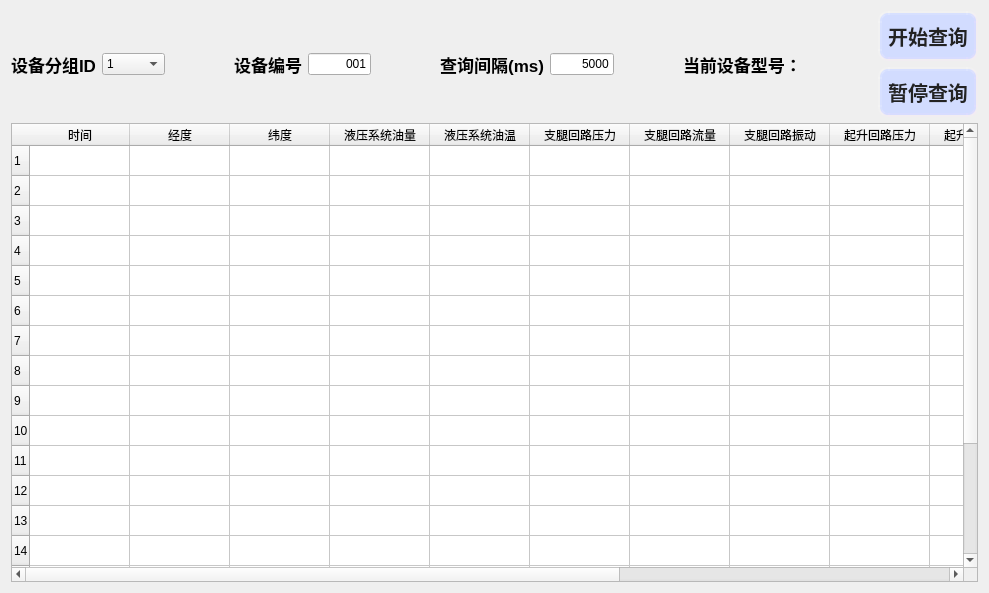
The window that showrealtimedatawidget.ui (duguosheng/DataWatcher) describes before a commit, drawn with Qt 5.
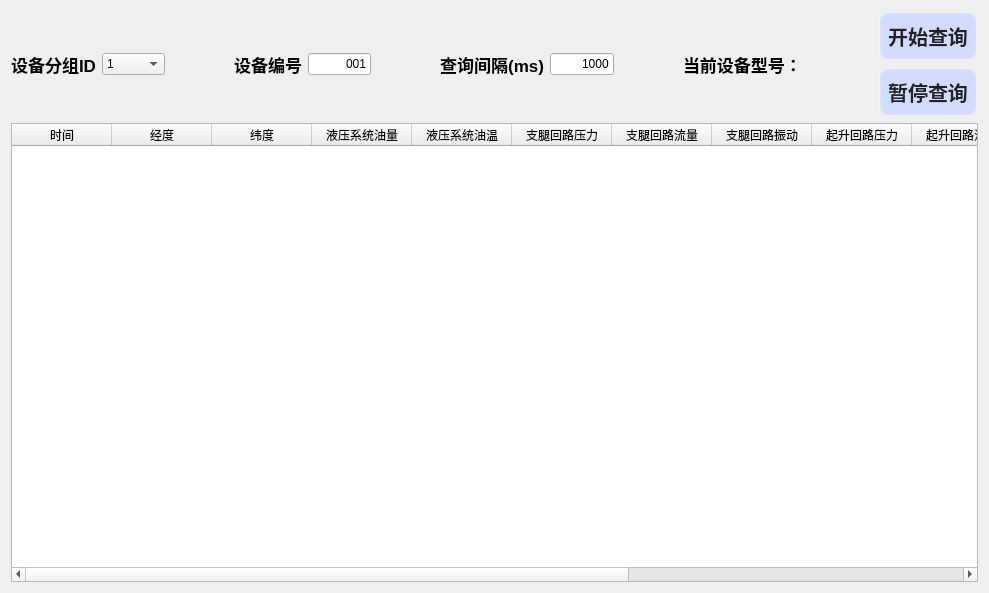
The same window after the commit.

```diff
--- a/showrealtimedatawidget.ui
+++ b/showrealtimedatawidget.ui
@@ -154,7 +154,7 @@
      <item>
       <widget class="QLineEdit" name="lineE_interval">
        <property name="text">
-        <string>5000</string>
+        <string>1000</string>
        </property>
        <property name="alignment">
         <set>Qt::AlignRight|Qt::AlignTrailing|Qt::AlignVCenter</set>
@@ -233,101 +233,6 @@
      <attribute name="horizontalHeaderCascadingSectionResizes">
       <bool>false</bool>
      </attribute>
-     <row>
-      <property name="text">
-       <string>1</string>
-      </property>
-     </row>
-     <row>
-      <property name="text">
-       <string>2</string>
-      </property>
-     </row>
-     <row>
-      <property name="text">
-       <string>3</string>
-      </property>
-     </row>
-     <row>
-      <property name="text">
-       <string>4</string>
-      </property>
-     </row>
-     <row>
-      <property name="text">
-       <string>5</string>
-      </property>
-     </row>
-     <row>
-      <property name="text">
-       <string>6</string>
-      </property>
-     </row>
-     <row>
-      <property name="text">
-       <string>7</string>
-      </property>
-     </row>
-     <row>
-      <property name="text">
-       <string>8</string>
-      </property>
-     </row>
-     <row>
-      <property name="text">
-       <string>9</string>
-      </property>
-     </row>
-     <row>
-      <property name="text">
-       <string>10</string>
-      </property>
-     </row>
-     <row>
-      <property name="text">
-       <string>11</string>
-      </property>
-     </row>
-     <row>
-      <property name="text">
-       <string>12</string>
-      </property>
-     </row>
-     <row>
-      <property name="text">
-       <string>13</string>
-      </property>
-     </row>
-     <row>
-      <property name="text">
-       <string>14</string>
-      </property>
-     </row>
-     <row>
-      <property name="text">
-       <string>15</string>
-      </property>
-     </row>
-     <row>
-      <property name="text">
-       <string>16</string>
-      </property>
-     </row>
-     <row>
-      <property name="text">
-       <string>17</string>
-      </property>
-     </row>
-     <row>
-      <property name="text">
-       <string>18</string>
-      </property>
-     </row>
-     <row>
-      <property name="text">
-       <string>20</string>
-      </property>
-     </row>
      <column>
       <property name="text">
        <string>时间</string>
```
